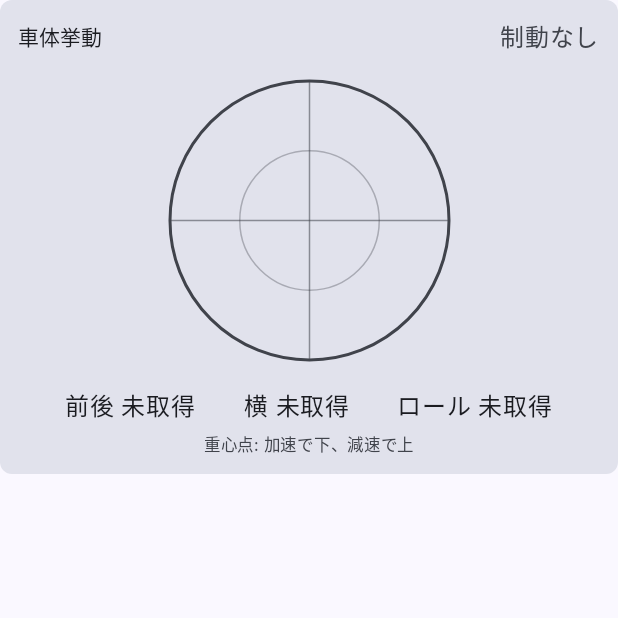
After one commit to shimoe/GNSS_IMU_logger, an Android app built with Jetpack Compose: the composable VehicleDynamicsHud called with empty values, on a phone screen of 412 x 824 dp, the top half of it. The commit adds this screen. Run offline under Robolectric (Android 15) with nearby library versions, the light colour scheme and no system bars.

Commit message:
feat: #9 再生画面へ車体挙動HUDを追加
軌跡上の現在位置と同じ時刻の車体挙動を直感的に確認できるようにするため。

- 円形HUDへ前後加速度と横加速度を表示
- 重心移動として加速時は下、減速時は上へ表示
- 有効な推定ロール角を外周マーカーで表示
- 推定制動中はHUD外周と重心点を強調
- 前後加速度、横加速度、ロール角を数値表示
- セッション解析サマリー表示を維持

```diff
--- a/app/src/main/java/com/example/gnss_imu_logger/ui/playback/PlaybackControls.kt
+++ b/app/src/main/java/com/example/gnss_imu_logger/ui/playback/PlaybackControls.kt
@@ -38,6 +38,7 @@ internal fun PlaybackControls(
         currentLocation = sample?.location,
         modifier = Modifier.fillMaxWidth()
     )
+    VehicleDynamicsHud(sample = sample)
     PlaybackAnalysisSummaryPanel(analysisSummary)
     Text("再生位置: ${formatPlaybackDuration(state.positionMs)} / ${formatPlaybackDuration(state.durationMs)}")
     Slider(
--- /dev/null
+++ b/app/src/main/java/com/example/gnss_imu_logger/ui/playback/VehicleDynamicsHud.kt
@@ -0,0 +1,180 @@
+package com.example.gnss_imu_logger.ui.playback
+
+import androidx.compose.foundation.Canvas
+import androidx.compose.foundation.background
+import androidx.compose.foundation.layout.Arrangement
+import androidx.compose.foundation.layout.Box
+import androidx.compose.foundation.layout.Column
+import androidx.compose.foundation.layout.Row
+import androidx.compose.foundation.layout.fillMaxWidth
+import androidx.compose.foundation.layout.padding
+import androidx.compose.foundation.layout.size
+import androidx.compose.material3.MaterialTheme
+import androidx.compose.material3.Text
+import androidx.compose.runtime.Composable
+import androidx.compose.ui.Alignment
+import androidx.compose.ui.Modifier
+import androidx.compose.ui.geometry.Offset
+import androidx.compose.ui.graphics.Color
+import androidx.compose.ui.graphics.Path
+import androidx.compose.ui.graphics.StrokeCap
+import androidx.compose.ui.graphics.drawscope.Stroke
+import androidx.compose.ui.unit.dp
+import com.example.gnss_imu_logger.playback.PlaybackSample
+import kotlin.math.PI
+import kotlin.math.cos
+import kotlin.math.sin
+
+/**
+ * 現在時刻のロール角、前後加速度、横加速度、推定制動状態を円形HUDで表示する。
+ * 入力: PlaybackSample
+ * 出力: 重心移動を模した加速度点とロール角マーカー
+ */
+@Composable
+internal fun VehicleDynamicsHud(
+    sample: PlaybackSample?,
+    modifier: Modifier = Modifier
+) {
+    val longitudinalMps2 = sample?.location?.longitudinalAccelerationMps2
+    val lateralMps2 = sample?.attitude?.lateralAccelerationMps2
+    val rollRad = sample?.attitude?.rollRad?.takeIf { sample.attitude.valid }
+    val braking = sample?.location?.braking == true
+    val axisColor = MaterialTheme.colorScheme.onSurfaceVariant
+    val pointColor = if (braking) BRAKING_COLOR else MaterialTheme.colorScheme.primary
+
+    Column(
+        modifier = modifier
+            .fillMaxWidth()
+            .background(
+                color = MaterialTheme.colorScheme.surfaceVariant,
+                shape = MaterialTheme.shapes.small
+            )
+            .padding(12.dp),
+        horizontalAlignment = Alignment.CenterHorizontally,
+        verticalArrangement = Arrangement.spacedBy(6.dp)
+    ) {
+        Row(
+            modifier = Modifier.fillMaxWidth(),
+            horizontalArrangement = Arrangement.SpaceBetween,
+            verticalAlignment = Alignment.CenterVertically
+        ) {
+            Text("車体挙動", style = MaterialTheme.typography.titleSmall)
+            Text(
+                if (braking) "推定制動中" else "制動なし",
+                color = if (braking) BRAKING_COLOR else axisColor
+            )
+        }
+        Box(contentAlignment = Alignment.Center) {
+            Canvas(modifier = Modifier.size(HUD_SIZE_DP.dp)) {
+                val center = Offset(size.width / 2f, size.height / 2f)
+                val radius = size.minDimension / 2f - 12.dp.toPx()
+                val ringColor = if (braking) BRAKING_COLOR else axisColor
+
+                drawCircle(
+                    color = ringColor,
+                    radius = radius,
+                    center = center,
+                    style = Stroke(width = if (braking) 4.dp.toPx() else 2.dp.toPx())
+                )
+                drawCircle(
+                    color = axisColor.copy(alpha = 0.35f),
+                    radius = radius * 0.5f,
+                    center = center,
+                    style = Stroke(width = 1.dp.toPx())
+                )
+                drawLine(
+                    color = axisColor.copy(alpha = 0.55f),
+                    start = Offset(center.x - radius, center.y),
+                    end = Offset(center.x + radius, center.y),
+                    strokeWidth = 1.dp.toPx()
+                )
+                drawLine(
+                    color = axisColor.copy(alpha = 0.55f),
+                    start = Offset(center.x, center.y - radius),
+                    end = Offset(center.x, center.y + radius),
+                    strokeWidth = 1.dp.toPx()
+                )
+
+                if (longitudinalMps2 != null || lateralMps2 != null) {
+                    val xRatio = ((lateralMps2 ?: 0.0) / HUD_ACCELERATION_LIMIT_MPS2)
+                        .coerceIn(-1.0, 1.0)
+                    // 重心移動の表示なので、加速は下、減速は上へ動かす。
+                    val yRatio = ((longitudinalMps2 ?: 0.0) / HUD_ACCELERATION_LIMIT_MPS2)
+                        .coerceIn(-1.0, 1.0)
+                    val point = Offset(
+                        x = center.x + (radius * xRatio).toFloat(),
+                        y = center.y + (radius * yRatio).toFloat()
+                    )
+                    drawLine(
+                        color = pointColor.copy(alpha = 0.55f),
+                        start = center,
+                        end = point,
+                        strokeWidth = 3.dp.toPx(),
+                        cap = StrokeCap.Round
+                    )
+                    drawCircle(
+                        color = Color.White,
+                        radius = 7.dp.toPx(),
+                        center = point
+                    )
+                    drawCircle(
+                        color = pointColor,
+                        radius = 5.dp.toPx(),
+                        center = point
+                    )
+                }
+
+                rollRad?.let { roll ->
+                    val limitedRoll = roll.coerceIn(-MAXIMUM_ROLL_RAD, MAXIMUM_ROLL_RAD)
+                    val angleRad = -PI / 2.0 + limitedRoll
+                    val markerCenter = Offset(
+                        x = center.x + (cos(angleRad) * radius).toFloat(),
+                        y = center.y + (sin(angleRad) * radius).toFloat()
+                    )
+                    val direction = Offset(
+                        x = (center.x - markerCenter.x) / radius,
+                        y = (center.y - markerCenter.y) / radius
+                    )
+                    val tangent = Offset(-direction.y, direction.x)
+                    val tip = markerCenter + direction * 12.dp.toPx()
+                    val baseCenter = markerCenter - direction * 2.dp.toPx()
+                    val path = Path().apply {
+                        moveTo(tip.x, tip.y)
+                        lineTo(
+                            baseCenter.x + tangent.x * 6.dp.toPx(),
+                            baseCenter.y + tangent.y * 6.dp.toPx()
+                        )
+                        lineTo(
+                            baseCenter.x - tangent.x * 6.dp.toPx(),
+                            baseCenter.y - tangent.y * 6.dp.toPx()
+                        )
+                        close()
+                    }
+                    drawPath(path = path, color = ROLL_MARKER_COLOR)
+                }
+            }
+        }
+        Row(
+            modifier = Modifier.fillMaxWidth(),
+            horizontalArrangement = Arrangement.SpaceEvenly
+        ) {
+            Text("前後 ${longitudinalMps2.hudValue("m/s²")}")
+            Text("横 ${lateralMps2.hudValue("m/s²")}")
+            Text("ロール ${rollRad?.let { "%+.1f°".format(Math.toDegrees(it)) } ?: "未取得"}")
+        }
+        Text(
+            "重心点: 加速で下、減速で上",
+            style = MaterialTheme.typography.labelSmall,
+            color = axisColor
+        )
+    }
+}
+
+private fun Double?.hudValue(unit: String): String =
+    this?.let { "%+.2f %s".format(it, unit) } ?: "未取得"
+
+private const val HUD_SIZE_DP = 210
+private const val HUD_ACCELERATION_LIMIT_MPS2 = 10.0
+private val MAXIMUM_ROLL_RAD = Math.toRadians(60.0)
+private val BRAKING_COLOR = Color(0xFFFF6D00)
+private val ROLL_MARKER_COLOR = Color(0xFF00ACC1)
```
